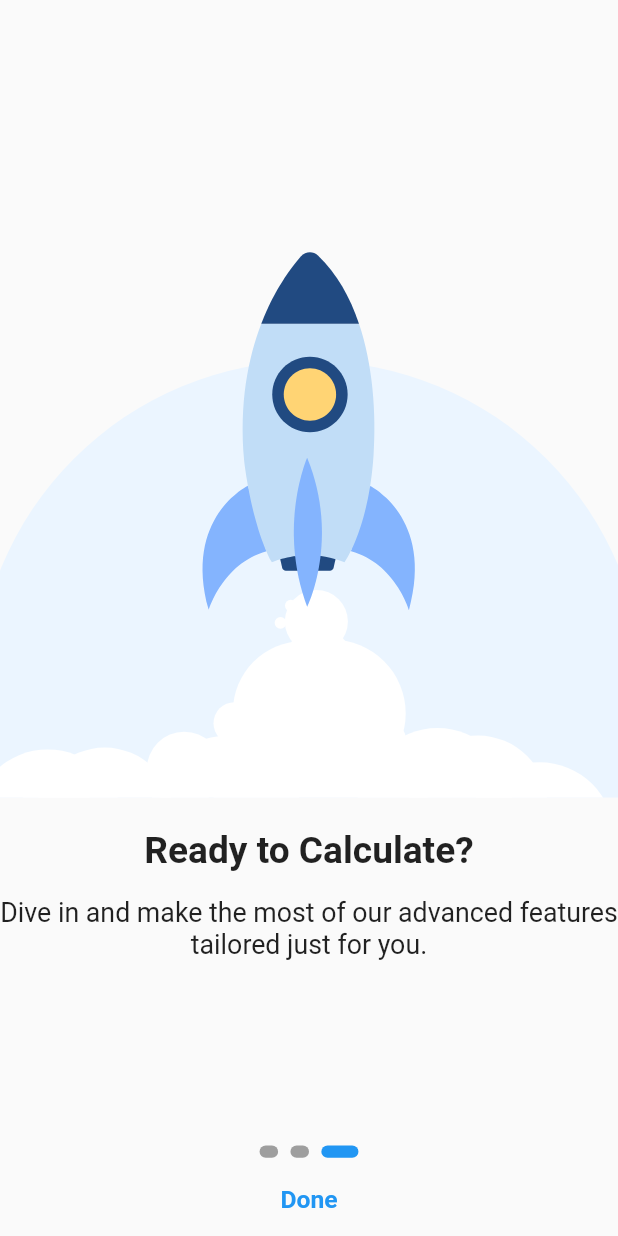
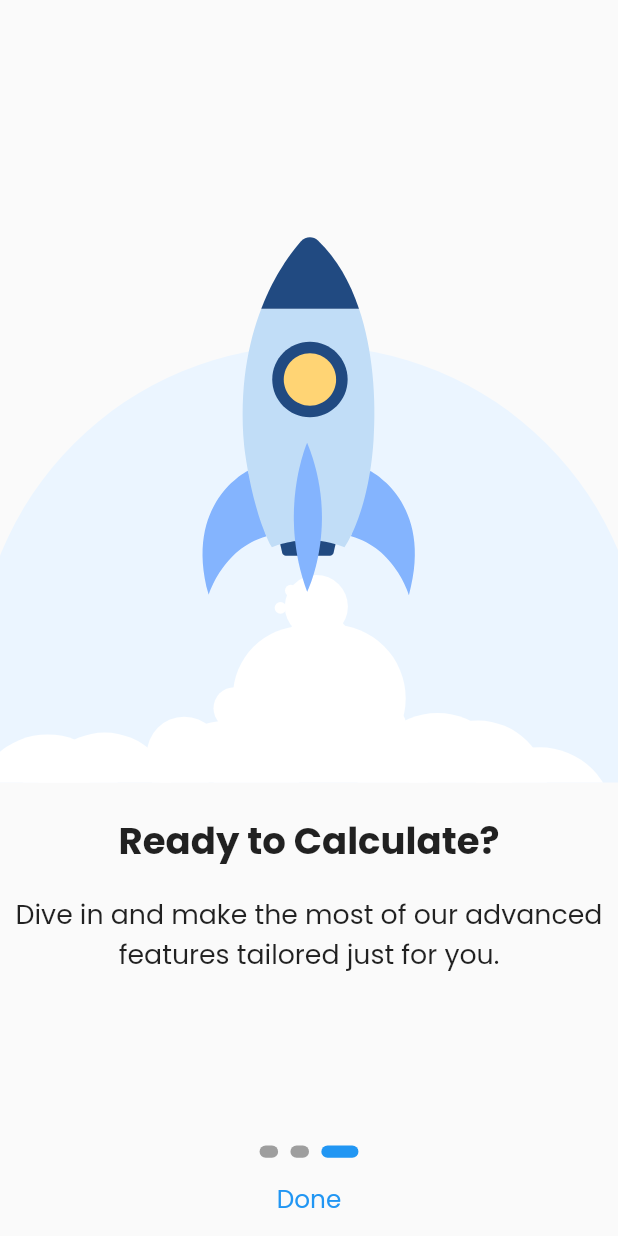
Before and after one commit to Rishiiichokshi/calculator-app, a Flutter app: the screen it shows after launch, swiped to page 4, on a phone screen of 412 x 824 dp. Run offline on Flutter 3.47's test engine with Material 2 defaults, Android fonts, the phone set to English and light mode, and no system bars; drawn by our look-alikes of carousel_slider; our stand-ins replace flutter_slidable, get, lottie, math_expressions, shared_preferences, sizer; missing offline and left inert: search_choices.

Commit message:
package name change, app name and icon change

```diff
--- a/lib/bindings/my_bindings.dart
+++ b/lib/bindings/my_bindings.dart
@@ -1,7 +1,7 @@
-import 'package:calculator_app/controller/scientific_controller.dart';
 import 'package:get/instance_manager.dart';
 
 import '../controller/calculate_controller.dart';
+import '../controller/scientific_controller.dart';
 import '../controller/theme_controller.dart';
 
 class MyBindings implements Bindings {
--- a/lib/commonWidget/custom_text.dart
+++ b/lib/commonWidget/custom_text.dart
@@ -1,7 +1,8 @@
-import 'package:calculator_app/utils/colors.dart';
 import 'package:flutter/material.dart';
 import 'package:get/get.dart';
 import 'package:sizer/sizer.dart';
+
+import '../utils/colors.dart';
 
 class CustomText extends StatelessWidget {
   final String title;
--- a/lib/controller/scientific_controller.dart
+++ b/lib/controller/scientific_controller.dart
@@ -1,11 +1,12 @@
 import 'dart:math';
 
-import 'package:calculator_app/utils/string_utils.dart';
 import 'package:get/get.dart';
 import 'dart:math' as math;
 import 'dart:math';
 
 import 'package:math_expressions/math_expressions.dart';
+
+import '../utils/string_utils.dart';
 
 class ScientificController extends GetxController {
   var userInput = "";
--- a/lib/screen/calculator/main_screen.dart
+++ b/lib/screen/calculator/main_screen.dart
@@ -1,6 +1,5 @@
-import 'package:calculator_app/screen/calculator/scientific_calculator.dart';
-import 'package:calculator_app/screen/calculator/widget/custom_button.dart';
-import 'package:calculator_app/screen/generalScreen/settings_screen.dart';
+import 'package:alpha_one/screen/calculator/scientific_calculator.dart';
+import 'package:alpha_one/screen/calculator/widget/custom_button.dart';
 import 'package:flutter/material.dart';
 import 'package:get/get.dart';
 import 'package:sizer/sizer.dart';
@@ -10,6 +9,7 @@ import '../../controller/theme_controller.dart';
 import '../../controller/calculate_controller.dart';
 import '../../utils/colors.dart';
 import '../currency_converter/currency_converter_screen.dart';
+import '../generalScreen/settings_screen.dart';
 
 class MainScreen extends StatefulWidget {
   const MainScreen({
--- a/lib/screen/calculator/scientific_calculator.dart
+++ b/lib/screen/calculator/scientific_calculator.dart
@@ -1,4 +1,4 @@
-import 'package:calculator_app/screen/calculator/widget/scientific_button.dart';
+import 'package:alpha_one/screen/calculator/widget/scientific_button.dart';
 import 'package:flutter/material.dart';
 import 'package:get/get.dart';
 
--- a/lib/screen/currency_converter/conversion_card.dart
+++ b/lib/screen/currency_converter/conversion_card.dart
@@ -1,4 +1,3 @@
-import 'package:calculator_app/utils/string_utils.dart';
 import 'package:flutter/material.dart';
 import 'package:flutter/services.dart';
 import 'package:flutter_slidable/flutter_slidable.dart';
@@ -8,6 +7,7 @@ import 'package:search_choices/search_choices.dart';
 
 import '../../controller/theme_controller.dart';
 import '../../utils/colors.dart';
+import '../../utils/string_utils.dart';
 
 class TestConversionCard extends StatefulWidget {
   final Map rates;
--- a/lib/screen/currency_converter/currency_converter_screen.dart
+++ b/lib/screen/currency_converter/currency_converter_screen.dart
@@ -1,4 +1,3 @@
-import 'package:calculator_app/utils/string_utils.dart';
 import 'package:flutter/material.dart';
 import 'package:get/get.dart';
 import 'package:sizer/sizer.dart';
@@ -7,6 +6,7 @@ import '../../controller/theme_controller.dart';
 import '../../app_services/api_services.dart';
 import '../../model/rates_model.dart';
 import '../../utils/colors.dart';
+import '../../utils/string_utils.dart';
 import '../calculator/scientific_calculator.dart';
 import 'conversion_card.dart';
 
--- a/lib/screen/generalScreen/onboading_screen.dart
+++ b/lib/screen/generalScreen/onboading_screen.dart
@@ -1,11 +1,11 @@
-import 'package:calculator_app/utils/assets_utils.dart';
-import 'package:calculator_app/utils/string_utils.dart';
 import 'package:flutter/material.dart';
 import 'package:carousel_slider/carousel_slider.dart';
 import 'package:get/get.dart';
 import 'package:sizer/sizer.dart';
 import 'package:lottie/lottie.dart';
 
+import '../../utils/assets_utils.dart';
+import '../../utils/string_utils.dart';
 import '../calculator/main_screen.dart';
 import '../calculator/scientific_calculator.dart';
 
@@ -68,13 +68,17 @@ class _OnboardingScreenState extends State<OnboardingScreen> {
                       style: TextStyle(
                         fontSize: 18.sp,
                         fontWeight: FontWeight.bold,
+                        fontFamily: 'Poppins',
                       ),
                     ),
                     SizedBox(height: 2.w),
                     Text(
                       StringUtils.descriptionTwoOnboarding,
                       style: TextStyle(
-                          fontSize: 13.sp, fontWeight: FontWeight.w400),
+                        fontSize: 13.sp,
+                        fontWeight: FontWeight.w400,
+                        fontFamily: 'Poppins',
+                      ),
                       textAlign: TextAlign.center,
                     ),
                   ],
@@ -117,7 +121,8 @@ class _OnboardingScreenState extends State<OnboardingScreen> {
                         : StringUtils.done,
                     style: TextStyle(
                       fontSize: 12.sp,
-                      fontWeight: FontWeight.bold,
+                      fontWeight: FontWeight.w500,
+                      fontFamily: 'Poppins',
                       color: Colors.blue,
                     ),
                   ),
@@ -164,12 +169,17 @@ class OnboardingPage extends StatelessWidget {
           style: TextStyle(
             fontSize: 18.sp,
             fontWeight: FontWeight.bold,
+            fontFamily: 'Poppins',
           ),
         ),
         SizedBox(height: 2.h),
         Text(
           description,
-          style: TextStyle(fontSize: 13.sp, fontWeight: FontWeight.w400),
+          style: TextStyle(
+            fontSize: 13.sp,
+            fontWeight: FontWeight.w400,
+            fontFamily: 'Poppins',
+          ),
           textAlign: TextAlign.center,
         ),
       ],
--- a/lib/screen/generalScreen/settings_screen.dart
+++ b/lib/screen/generalScreen/settings_screen.dart
@@ -1,10 +1,10 @@
-import 'package:calculator_app/utils/string_utils.dart';
 import 'package:flutter/material.dart';
 import 'package:get/get.dart';
 import 'package:sizer/sizer.dart';
 
 import '../../controller/theme_controller.dart';
 import '../../utils/colors.dart';
+import '../../utils/string_utils.dart';
 
 class SettingScreen extends StatelessWidget {
   const SettingScreen({super.key});
--- a/lib/screen/my_app.dart
+++ b/lib/screen/my_app.dart
@@ -1,12 +1,12 @@
-import 'package:calculator_app/bindings/my_bindings.dart';
-import 'package:calculator_app/screen/calculator/main_screen.dart';
-import 'package:calculator_app/utils/colors.dart';
-import 'package:calculator_app/utils/string_utils.dart';
 import 'package:flutter/material.dart';
 import 'package:get/get.dart';
 import 'package:shared_preferences/shared_preferences.dart';
 import 'package:sizer/sizer.dart';
 
+import '../bindings/my_bindings.dart';
+import '../utils/colors.dart';
+import '../utils/string_utils.dart';
+import 'calculator/main_screen.dart';
 import 'generalScreen/onboading_screen.dart';
 
 class MyApp extends StatefulWidget {
@@ -47,7 +47,7 @@ class _MyAppState extends State<MyApp> {
                   cursorColor: LightColors.leftOperatorColor),
             ),
             initialBinding: MyBindings(),
-            title: StringUtils.flutterCalculator,
+            title: StringUtils.alphaOne,
             home:
                 _isFirstLaunch ? const OnboardingScreen() : const MainScreen(),
           ),
--- a/lib/utils/string_utils.dart
+++ b/lib/utils/string_utils.dart
@@ -4,7 +4,7 @@ import 'package:flutter/foundation.dart';
 class StringUtils {
   static String no = "No";
   static String yes = "Yes";
-  static String flutterCalculator = "Flutter Calculator";
+  static String alphaOne = "Alpha One";
   static String titleOneOnboarding = "More than Meets the Eye.";
   static String titleTwoOnboarding = "Currency Conversion Made Easy.";
   static String titleThreeOnboarding = "Ready to Calculate?";
```
Also changed, not shown: pubspec.yaml (+11 -10 lines), assets/fonts/Poppins-Bold.ttf (added), assets/fonts/Poppins-Light.ttf (added), assets/fonts/Poppins-Regular.ttf (added), 53 other files.
